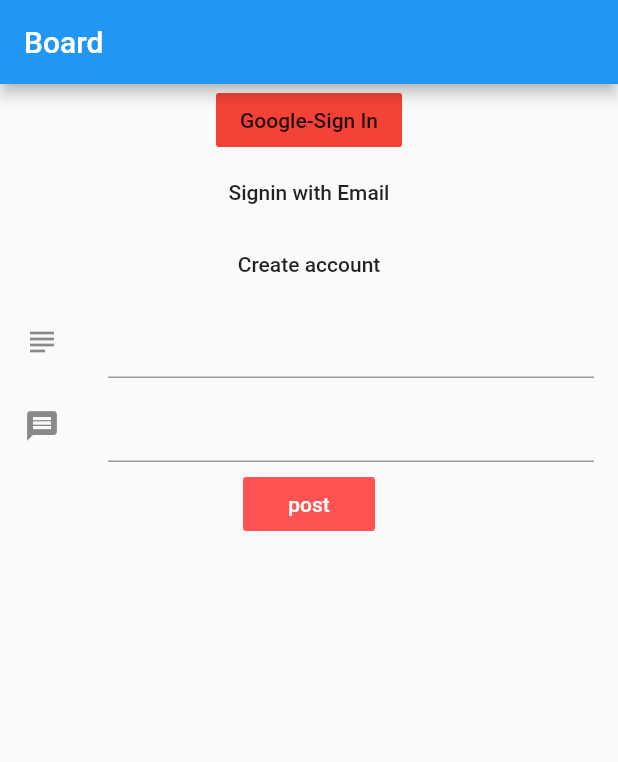
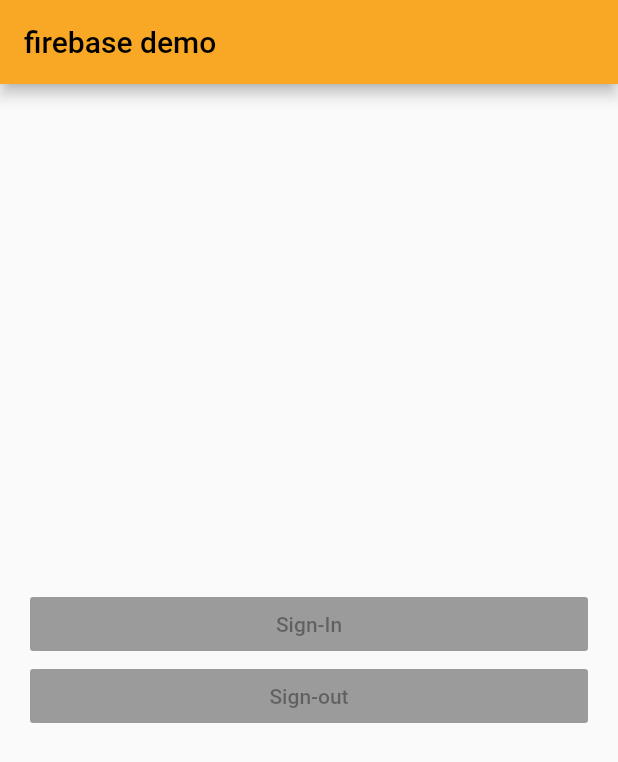
Before and after one commit to ajay1706/firebase-flutter-tester, a Flutter app: the screen it shows after launch, on a phone screen of 412 x 824 dp. Shown: the top 762 px of the screen. Run offline on Flutter 3.47's test engine with Material 2 defaults, Android fonts, the phone set to English and light mode, and no system bars; drawn by our look-alikes of firebase_database.

Commit message:
major chages for the firebase flutter setup

```diff
--- a/firebase_android/lib/main.dart
+++ b/firebase_android/lib/main.dart
@@ -1,10 +1,4 @@
-import 'package:firebase_android/model/model.dart';
-import 'package:firebase_database/ui/firebase_animated_list.dart';
 import 'package:flutter/material.dart';
-import 'package:google_sign_in/google_sign_in.dart';
-
-import 'package:firebase_database/firebase_database.dart';
-final FirebaseDatabase database = FirebaseDatabase.instance;
 
 void main() => runApp(MyApp());
 
@@ -13,198 +7,46 @@ class MyApp extends StatelessWidget {
   @override
   Widget build(BuildContext context) {
     return MaterialApp(
-      title: 'Community Board',
+      title: 'Flutter Demo',
       theme: ThemeData(
 
         primarySwatch: Colors.blue,
       ),
-      home: new MyHomePage(),
+      home: MyHomePage(),
     );
   }
 }
-
-class MyHomePage extends StatefulWidget {
-
-
-
-  @override
-  _MyHomePageState createState() => _MyHomePageState();
-}
-
-class _MyHomePageState extends State<MyHomePage> {
-
-  List<Board> boardMessages = List();
-  Board board;
-  final FirebaseDatabase database = FirebaseDatabase.instance;
-
-  final GlobalKey<FormState> formkey = GlobalKey<FormState>();
-DatabaseReference databaseReference;
-
-  @override
-  void initState() {
-    super.initState();
-    board = Board("","");
-    databaseReference = database.reference().child("Community Board");
-    databaseReference.onChildAdded.listen(_onEntryAdded);
-databaseReference.onChildAdded.listen(_onEntryChanged);
-  }
-
+class MyHomePage extends StatelessWidget {
   @override
   Widget build(BuildContext context) {
-
     return Scaffold(
       appBar: AppBar(
-        // Here we take the value from the MyHomePage object that was created by
-        // the App.build method, and use it to set our appbar title.
-        title: Text("Board"),
+        title: Text("firebase demo",
+        style: TextStyle(
+          color: Colors.black
+        ),),
+        backgroundColor: Colors.yellow.shade800,
       ),
-      body:Column(
-        children: <Widget>[
-
-
-          FlatButton(
-          child: Text("Google-Sign In"),
-      color: Colors.red,
-      onPressed: () => _googleSignin(),
-      ),
-          FlatButton(
-          child: Text("Signin with Email"),
-            onPressed: (){},
-
-          ),
-
-          FlatButton(
-    child: Text("Create account"),
-    onPressed: () {},
-    ),
-
-
-          Flexible(
-            flex: 0,
-            child: Form(
-
-              child: Form(
-              key: formkey,
-              child: Flex(
-                direction: Axis.vertical,
-                children: <Widget>[
-                  ListTile(
-                    leading: Icon(Icons.subject),
-                    title: TextFormField(
-                      initialValue: "",
-                      onSaved: (val) => board.subject = val,
-                      validator: (val) => val == "" ? val:null,
-                    ),
-                  ),
-                  ListTile(
-                    leading: Icon(Icons.message),
-                    title: TextFormField(
-                      initialValue: "",
-                      onSaved: (val) =>board.body = val,
-                      validator: (val) =>val=="" ? val:null,
-                    ),
-
-                  ),
-                  //Send or post button
-
-FlatButton(
-  child: Text("post",
-  style: TextStyle(
-    color: Colors.white
-  ),),
-  color: Colors.redAccent,
-  onPressed: () {
-    handleSubmit();
-  },
-),
-
-                ],
-
-              ),
+      body:
+      new Padding(
+        padding: const EdgeInsets.all(20.0),
+        child: new Column(
+          mainAxisAlignment: MainAxisAlignment.center,
+          crossAxisAlignment: CrossAxisAlignment.stretch,
+          children: <Widget>[
+            new RaisedButton(
+              onPressed: null,
+              child: Text("Sign-In"),
+              color: Colors.green,
             ),
-          ),
-          ),
-         new Padding(
-           padding: const EdgeInsets.fromLTRB(0.0,2.0,0.0,12.0),
-
-         ) ,
-          Flexible(
-            child: FirebaseAnimatedList(
-              query: databaseReference,
-              itemBuilder: (_,DataSnapshot snapshot,
-                  Animation<double> animation, int index){
-
-                return new Card(
-                  child: ListTile(
-                    leading:CircleAvatar(
-                      backgroundColor: Colors.red,
-                    ) ,
-                    title: Text(boardMessages[index].subject),
-                    subtitle:Text(boardMessages[index].body) ,
-                  ),
-                );
-
-              },
-
-
-            ),
-          )
-
-
-
-        ],
+            new RaisedButton(
+              onPressed: null,
+              child: Text("Sign-out"),
+              color: Colors.red,
+            )
+          ],
+        ),
       )
     );
   }
-
-  void _onEntryAdded(Event event) {
-
-    setState(() {
-
-      boardMessages.add(Board.fromSnapshot(event.snapshot));
-
-
-    });
-
-
-
-
-  }
-
-  void handleSubmit() {
-
-    final FormState form = formkey.currentState;
-    if (form.validate()){
-      form.save();
-    form.reset();
-    // save data to the database
-
-
-databaseReference.push().set(board.toJson());
-
-
-
-    }
-
-
-
-
-
-  }
-
-  void _onEntryChanged(Event event) {
-    var oldEntry = boardMessages.singleWhere((entry){
-      return entry.key == event.snapshot.key;
-
-
-    }
-  );
-
-   setState(() {
-     boardMessages[boardMessages.indexOf(oldEntry)] = Board.fromSnapshot(event.snapshot);
-   });
-
-  }
-
-  _googleSignin() {}
 }
--- a/firebase_android/lib/model/model.dart
+++ /dev/null
@@ -1,28 +0,0 @@
-import 'package:firebase_database/firebase_database.dart';
-
-class Board{
-
-  String key;
-  String subject;
-  String body;
-
-  Board(this.subject,this.body);
-
-
-  Board.fromSnapshot(DataSnapshot snapshot):
-      key = snapshot.key,
-  subject = snapshot.value["subject"],
-  body = snapshot.value["body"];
-
-
-toJson() {
-  return {
-
-    "subject": subject,
-    "body": body,
-
-  };
-}
-
-
-}
--- a/firebase_android/pubspec.yaml
+++ b/firebase_android/pubspec.yaml
@@ -23,12 +23,6 @@ dependencies:
   # The following adds the Cupertino Icons font to your application.
   # Use with the CupertinoIcons class for iOS style icons.
   cupertino_icons: ^0.1.2
-  firebase_auth: ^0.11.1+11
-  google_sign_in: ^4.0.4
-  firebase_core: any
-  firebase_database: ^3.0.4
-
-
 
 dev_dependencies:
   flutter_test:
```
Also changed, not shown: firebase_android/pubspec.lock, 13 other files.
